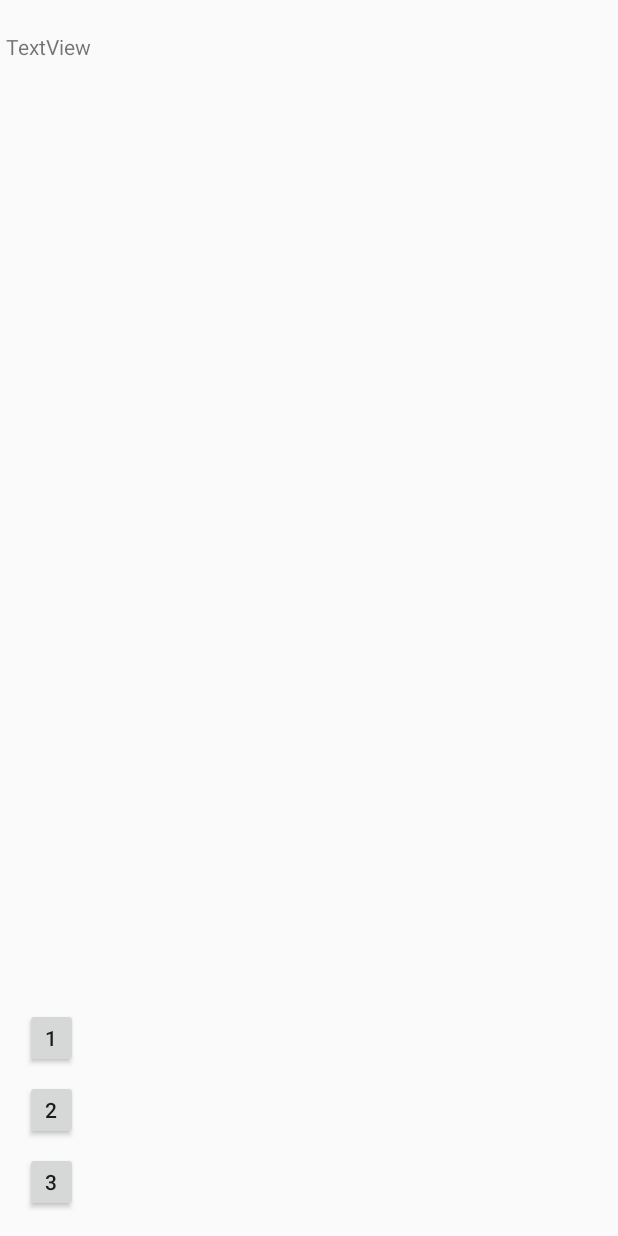
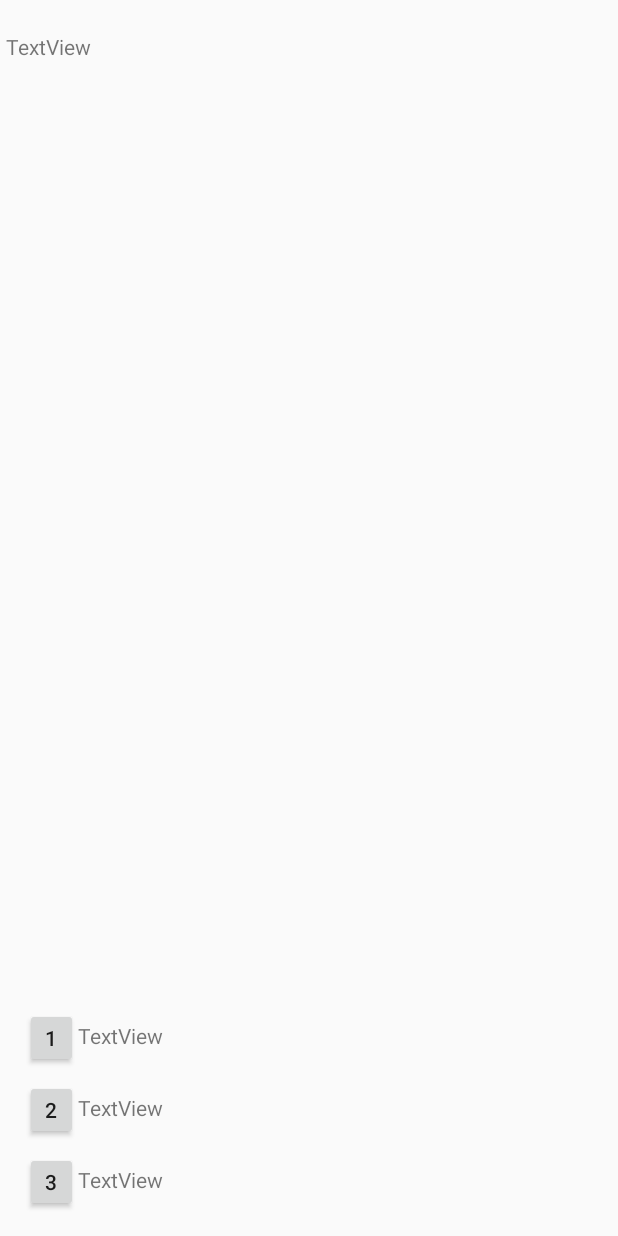
Before and after one commit to Madserker/MentalModels, an Android app: the layout fragment_test_fragment1.xml on its own in the app's theme, with its tools: preview values and no code run, on a phone screen of 412 x 824 dp. Run offline under Robolectric (Android 15) with nearby library versions, the phone set to English and light mode, and no system bars.

Commit message:
Fragment Done

```diff
--- a/app/src/main/java/com/example/sergi/mentalmodels/StateMachineTest.kt
+++ b/app/src/main/java/com/example/sergi/mentalmodels/StateMachineTest.kt
@@ -4,7 +4,6 @@ interface StateMachineTest {
     var state : String
     var image : String
     var text : String
-    var question : String
     var answer1: String
     var answer2: String
     var answer3: String
--- a/app/src/main/res/layout/fragment_test_fragment1.xml
+++ b/app/src/main/res/layout/fragment_test_fragment1.xml
@@ -62,4 +62,31 @@
         app:layout_constraintTop_toTopOf="parent"
         app:layout_constraintVertical_bias="0.021" />
 
+    <TextView
+        android:id="@+id/answer1"
+        android:layout_width="wrap_content"
+        android:layout_height="wrap_content"
+        android:layout_marginBottom="124dp"
+        android:text="TextView"
+        app:layout_constraintBottom_toBottomOf="parent"
+        app:layout_constraintStart_toEndOf="@+id/button1" />
+
+    <TextView
+        android:id="@+id/answer2"
+        android:layout_width="wrap_content"
+        android:layout_height="wrap_content"
+        android:layout_marginBottom="76dp"
+        android:text="TextView"
+        app:layout_constraintBottom_toBottomOf="parent"
+        app:layout_constraintStart_toEndOf="@+id/button2" />
+
+    <TextView
+        android:id="@+id/answer3"
+        android:layout_width="wrap_content"
+        android:layout_height="wrap_content"
+        android:layout_marginBottom="28dp"
+        android:text="TextView"
+        app:layout_constraintBottom_toBottomOf="parent"
+        app:layout_constraintStart_toEndOf="@+id/button3" />
+
 </android.support.constraint.ConstraintLayout>
```
Also changed, not shown: app/src/main/java/com/example/sergi/mentalmodels/Constants.kt (+19 -2 lines), app/src/main/java/com/example/sergi/mentalmodels/StateMachineTest1.kt (+10 -10 lines), app/src/main/java/com/example/sergi/mentalmodels/TestFragment1.kt (+25 -8 lines), app/src/main/res/drawable/test1_a_image.jpg (renamed from app/src/main/res/drawable/t1_s1.jpg).
